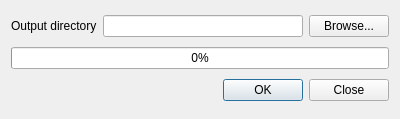
Qt form ui/qconsolidatedialogbase.ui (nicogodet/qconsolidate) before a commit.
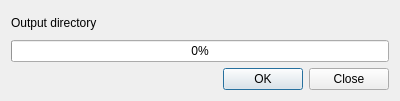
The same form after that commit. Custom widgets are drawn as their Qt base class.

Commit message: start updating main dialog (work in progress)

```diff
--- a/ui/qconsolidatedialogbase.ui
+++ b/ui/qconsolidatedialogbase.ui
@@ -7,7 +7,7 @@
     <x>0</x>
     <y>0</y>
     <width>400</width>
-    <height>119</height>
+    <height>101</height>
    </rect>
   </property>
   <property name="windowTitle">
@@ -22,18 +22,7 @@
     </widget>
    </item>
    <item row="0" column="1">
-    <layout class="QHBoxLayout" name="horizontalLayout">
-     <item>
-      <widget class="QLineEdit" name="leOutputDir"/>
-     </item>
-     <item>
-      <widget class="QPushButton" name="btnBrowse">
-       <property name="text">
-        <string>Browse...</string>
-       </property>
-      </widget>
-     </item>
-    </layout>
+    <widget class="QgsFileWidget" name="fwOutputDirectory" native="true"/>
    </item>
    <item row="1" column="0" colspan="2">
     <widget class="QProgressBar" name="progressBar">
@@ -42,7 +31,7 @@
      </property>
     </widget>
    </item>
-   <item row="2" column="1">
+   <item row="2" column="0" colspan="2">
     <widget class="QDialogButtonBox" name="buttonBox">
      <property name="orientation">
       <enum>Qt::Horizontal</enum>
@@ -54,6 +43,14 @@
    </item>
   </layout>
  </widget>
+ <customwidgets>
+  <customwidget>
+   <class>QgsFileWidget</class>
+   <extends>QWidget</extends>
+   <header location="global">qgis.gui</header>
+   <container>1</container>
+  </customwidget>
+ </customwidgets>
  <resources/>
  <connections>
   <connection>
```
The commit also changes 2 other files.
